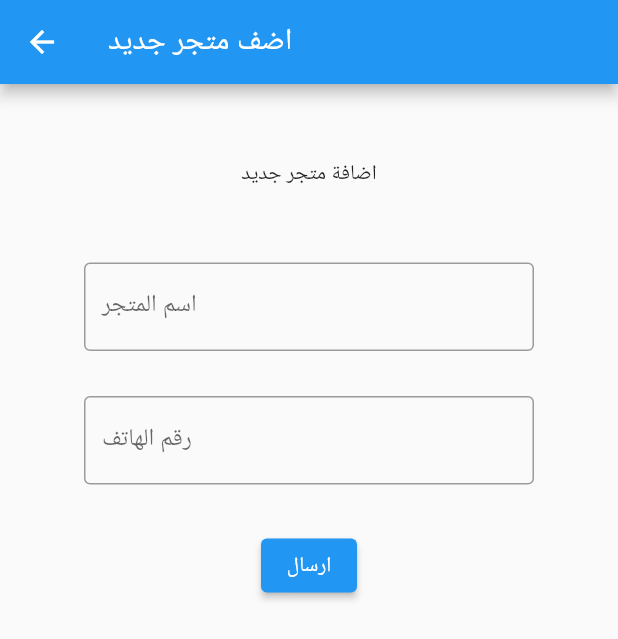
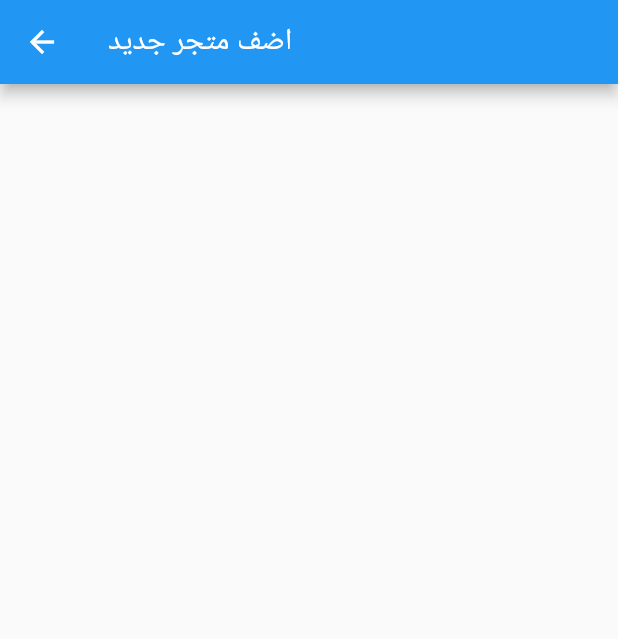
Before and after one commit to fahadalawam/forms_app, a Flutter app: the NewMarketPage screen opened directly, on a phone screen of 412 x 824 dp. Shown: the top 639 px of the screen. Run offline on Flutter 3.47's test engine with Material 2 defaults, Android fonts, the phone set to English and light mode, and no system bars; network calls fail.

```diff
--- a/lib/pages/new_market_page.dart
+++ b/lib/pages/new_market_page.dart
@@ -30,34 +30,6 @@ class _NewMarketPageState extends State<NewMarketPage> {
       body: Center(
         child: SizedBox(
           width: 300,
-          child: Form(
-            child: Column(
-              crossAxisAlignment: CrossAxisAlignment.center,
-              children: [
-                SizedBox(height: 50),
-                Text('اضافة متجر جديد'),
-                SizedBox(height: 50),
-                TextFormField(
-                  decoration: InputDecoration(
-                    label: Text('اسم المتجر'),
-                    border: OutlineInputBorder(),
-                  ),
-                ),
-                SizedBox(height: 30),
-                TextFormField(
-                  decoration: InputDecoration(
-                    label: Text('رقم الهاتف'),
-                    border: OutlineInputBorder(),
-                  ),
-                ),
-                SizedBox(height: 30),
-                ElevatedButton(
-                  onPressed: send,
-                  child: Text('ارسال'),
-                )
-              ],
-            ),
-          ),
         ),
       ),
     );
```
